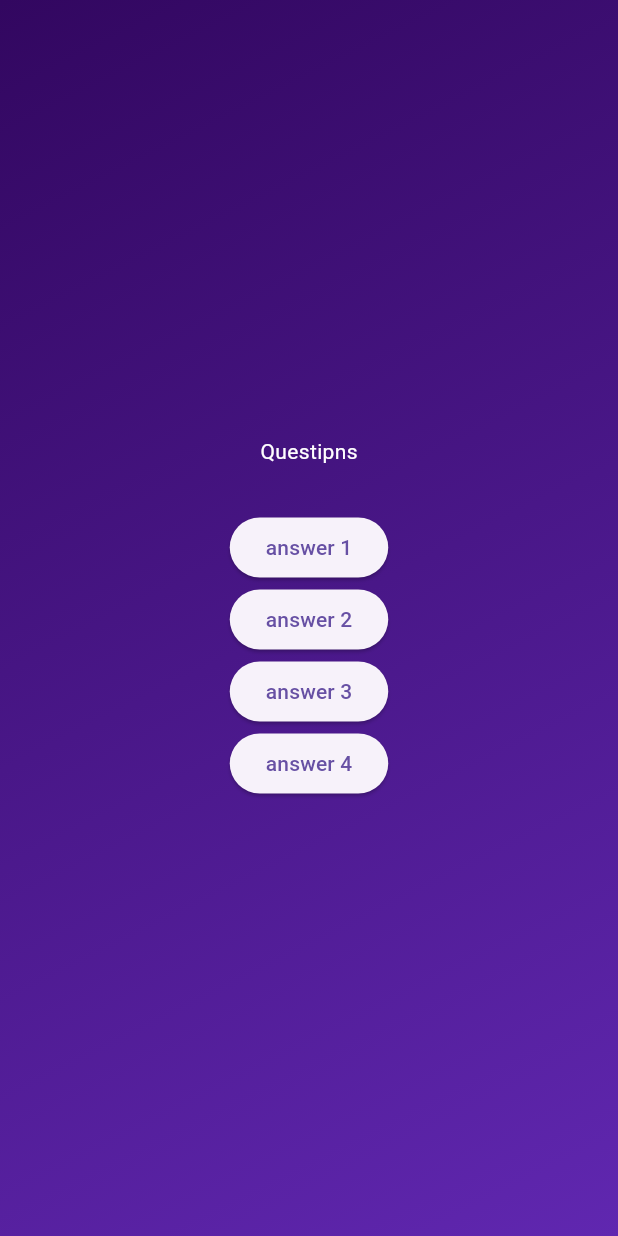
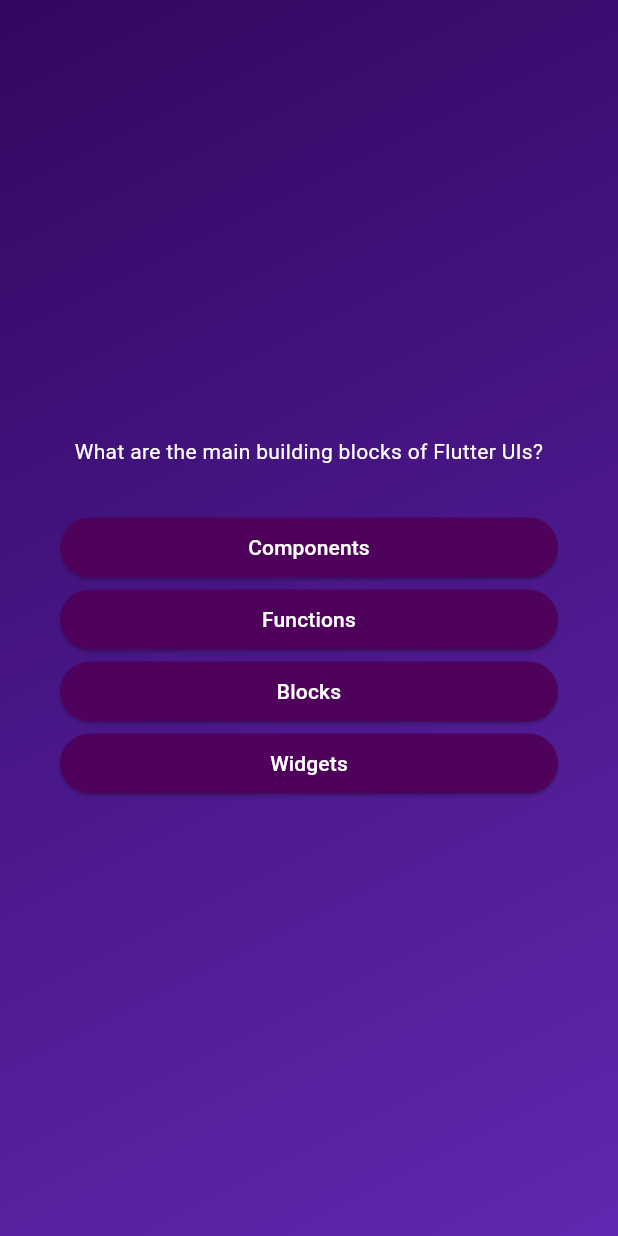
Before and after one commit to yash-kumar2/quiz_app, a Flutter app: the screen it shows after launch, after a tap on "Start Quiz", on a phone screen of 412 x 824 dp. Run offline on Flutter 3.47's test engine with Material 3 defaults, Android fonts, the phone set to English and light mode, and no system bars.

Commit message:
navigating between different questions_screen

```diff
--- a/lib/answer_button.dart
+++ b/lib/answer_button.dart
@@ -12,8 +12,19 @@ class AnswerButton extends StatelessWidget{
 
   Widget build(BuildContext context){
     return ElevatedButton(
-            onPressed:(){},
-            child: Text(answerText),
+             onPressed:onTap,
+            style:ElevatedButton.styleFrom(
+              padding: const EdgeInsets.symmetric(
+                vertical: 10,
+                horizontal: 40,
+              ),
+              backgroundColor: const Color.fromARGB(255, 79, 2, 92),
+              foregroundColor: Colors.white,
+              shape: RoundedRectangleBorder(
+                borderRadius:BorderRadius.circular(40) ),
+            ),
+
+            child: Text(answerText,textAlign: TextAlign.center,),
           );
   }
 
--- a/lib/models/quiz_questions.dart
+++ b/lib/models/quiz_questions.dart
@@ -2,5 +2,10 @@ class QuizQuestion{
   const QuizQuestion(this.text,this.answers);
   final String text;
   final List<String> answers;
+  List<String> getShuffledAnswers(){
+    final shuffledList=List.of(answers);
+    shuffledList.shuffle();
+    return shuffledList;
+  }
 
 }
--- a/lib/questions_screen.dart
+++ b/lib/questions_screen.dart
@@ -1,5 +1,6 @@
 import 'package:flutter/material.dart';
 import 'package:quiz_app/answer_button.dart';
+import 'package:quiz_app/data/questions.dart';
 class QuestionsScreen extends StatefulWidget{
   const QuestionsScreen({super.key});
   @override
@@ -8,31 +9,37 @@ class QuestionsScreen extends StatefulWidget{
   }
 }
 class _QuestionsScreenState extends State<QuestionsScreen>{
+  var currentQuestionIndex=0;
+  void answerQuestion(){
+    setState(() {currentQuestionIndex++;});
+
+  }
+
   @override
   Widget build(context){
+    final currentQuestion=questions[currentQuestionIndex];
+
     return SizedBox(
       width:double.infinity,
+       child: Container(
+        margin: EdgeInsets.all(40),
          child: Column(
           mainAxisAlignment: MainAxisAlignment.center,
+          crossAxisAlignment: CrossAxisAlignment.stretch,
           children:[
-          const Text('Questipns',
+            Text(currentQuestion.text,
             style: TextStyle(
-            color: Colors.white,
-          ),),
+              color:  Colors.white,
+            ),
+            textAlign: TextAlign.center,),
             const SizedBox(height: 30),
-          AnswerButton(answerText: "answer 1",
-           onTap: (){},
+            ...currentQuestion.getShuffledAnswers().map((answer){
+              return AnswerButton(answerText: answer, onTap: answerQuestion);
+            }),
+
+
+          ]
                ),
-           AnswerButton(answerText: "answer 2",
-           onTap: (){},
-           ),
-           AnswerButton(answerText: "answer 3",
-           onTap: (){},
-           ),
-           AnswerButton(answerText: "answer 4",
-           onTap: (){},
-           ),
-        ]
        ),
     );
   }
--- a/pubspec.yaml
+++ b/pubspec.yaml
@@ -35,6 +35,7 @@ dependencies:
   # The following adds the Cupertino Icons font to your application.
   # Use with the CupertinoIcons class for iOS style icons.
   cupertino_icons: ^1.0.6
+  google_fonts: ^6.2.1
 
 dev_dependencies:
   flutter_test:
```
Also changed, not shown: pubspec.lock, 1 other file. Lines whose indentation alone changed are shown as unchanged.
